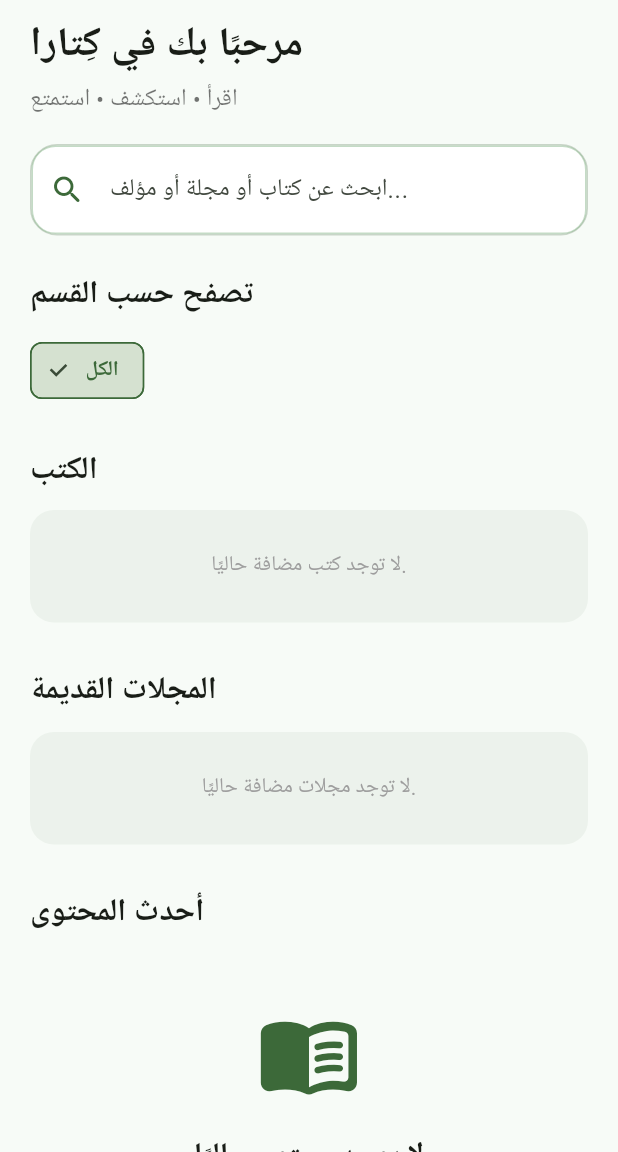
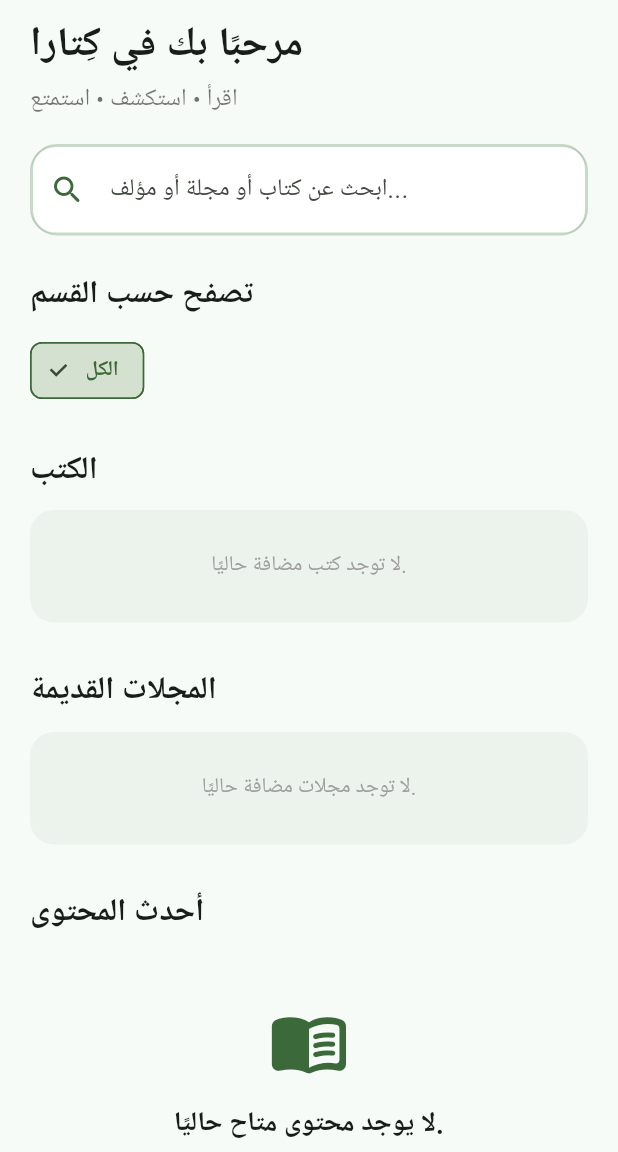
Before and after one commit to rezeroyagami-bit/manarat-al-kutub, a Flutter app: the HomeScreen screen opened directly with empty values, on a phone screen of 412 x 824 dp, the part 84-1236 px from its top. Run offline on Flutter 3.47's test engine with Material 3 defaults, Android fonts, the phone set to English and light mode, and no system bars; our stand-ins replace audioplayers, device_info_plus, dio, google_mobile_ads, open_filex, shared_preferences and 1 more; missing offline and left inert: docx_viewer, koni_archive, public_file_saver, syncfusion_flutter_pdfviewer; accounts and stored records are empty; network calls fail; Roboto replaces fonts that are missing (Amiri).

Commit message:
Fix HomeScreen empty state syntax

```diff
--- a/lib/screens/home_screen.dart
+++ b/lib/screens/home_screen.dart
@@ -388,13 +388,31 @@ class _EmptyBox extends StatelessWidget {
 class _EmptyState extends StatelessWidget {
   final bool hasSearch;
   final Color accent;
+
   const _EmptyState({required this.hasSearch, required this.accent});
+
   @override
-  Widget build(BuildContext context) => Center(child: Padding(padding: const EdgeInsets.all(30), child: Column(mainAxisAlignment: MainAxisAlignment.center, children: [
-    Icon(hasSearch ? Icons.search_off_rounded : Icons.menu_book_rounded, size: 70, color: accent),
-    const SizedBox(height: 18),
-    Text(hasSearch ? 'لم نجد ما تبحث عنه' : 'لا يوجد محتوى حاليًا', textAlign: TextAlign.center, style: const TextStyle(fontSize: 20, fontWeight: FontWeight.bold)),
-    const SizedBox(height: 8),
-    Text(hasSearch ? 'جرّب البحث بعنوان أو مؤلف مختلف.' : 'سيظهر المحتوى هنا عند إضافته.', textAlign: TextAlign.center, style: const TextStyle(fontSize: 15, color: Colors.grey)),
-  ]));
+  Widget build(BuildContext context) {
+    return Center(
+      child: Padding(
+        padding: const EdgeInsets.all(30),
+        child: Column(
+          mainAxisAlignment: MainAxisAlignment.center,
+          children: [
+            Icon(
+              hasSearch ? Icons.search_off_rounded : Icons.menu_book_rounded,
+              size: 54,
+              color: accent,
+            ),
+            const SizedBox(height: 14),
+            Text(
+              hasSearch ? 'لا توجد نتائج مطابقة.' : 'لا يوجد محتوى متاح حاليًا.',
+              textAlign: TextAlign.center,
+              style: const TextStyle(fontSize: 18, fontWeight: FontWeight.bold),
+            ),
+          ],
+        ),
+      ),
+    );
+  }
 }
```
